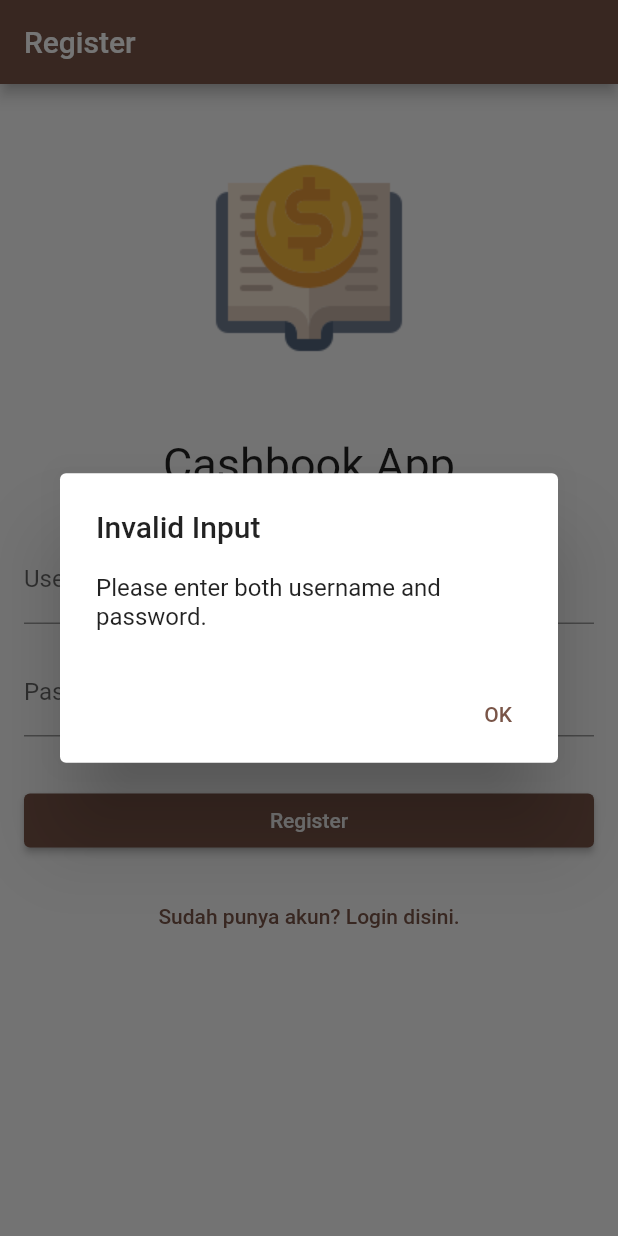
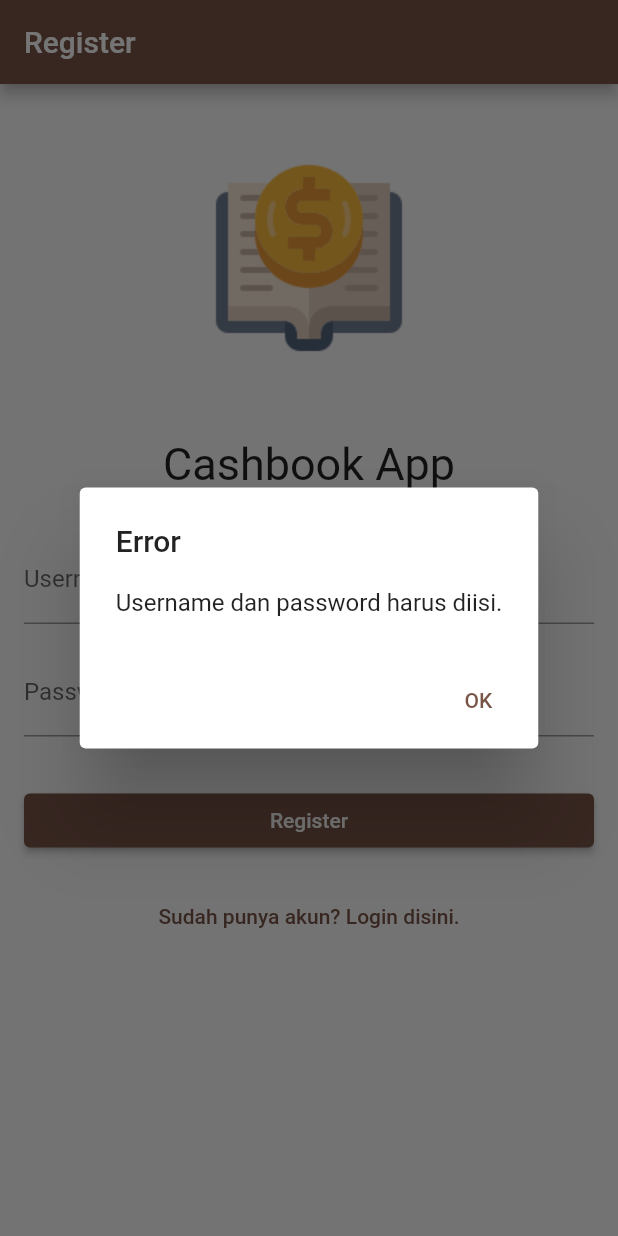
Before and after one commit to fikri-nur/cashbook_app, a Flutter app: the RegisterScreen screen opened directly, after a tap on "Register", on a phone screen of 412 x 824 dp. Run offline on Flutter 3.47's test engine with Material 2 defaults, Android fonts, the phone set to English and light mode, and no system bars; our stand-ins replace permission_handler, sqflite; accounts and stored records are empty.

Commit message:
validation input

```diff
--- a/lib/screens/login_screen.dart
+++ b/lib/screens/login_screen.dart
@@ -39,8 +39,8 @@ class _LoginScreenState extends State<LoginScreen> {
         context: context,
         builder: (context) {
           return AlertDialog(
-            title: Text('Authentication Failed'),
-            content: Text('Invalid username or password.'),
+            title: Text('Otentikasi gagal'),
+            content: Text('username atau password salah.'),
             actions: [
               TextButton(
                 onPressed: () {
--- a/lib/screens/register_screen.dart
+++ b/lib/screens/register_screen.dart
@@ -16,15 +16,37 @@ class _RegisterScreenState extends State<RegisterScreen> {
   void _registerUser() async {
     String username = _usernameController.text;
     String password = _passwordController.text;
-
+    int minLengthUsername = 4;
+    int minLengthPassword = 8;
     if (username.isEmpty || password.isEmpty) {
       // Menampilkan pesan jika input kosong
       showDialog(
         context: context,
         builder: (context) {
           return AlertDialog(
-            title: Text('Invalid Input'),
-            content: Text('Please enter both username and password.'),
+            title: Text('Error'),
+            content: Text('Username dan password harus diisi.'),
+            actions: [
+              TextButton(
+                onPressed: () {
+                  Navigator.pop(context);
+                },
+                child: Text('OK'),
+              ),
+            ],
+          );
+        },
+      );
+    } else if (username.length < minLengthUsername ||
+        password.length < minLengthPassword) {
+      // Menampilkan pesan jika jumlah karakter kurang dari yang diinginkan
+      showDialog(
+        context: context,
+        builder: (context) {
+          return AlertDialog(
+            title: Text('Error'),
+            content: Text(
+                'Username harus memiliki setidaknya $minLengthUsername karakter, dan password harus memiliki setidaknya $minLengthPassword karakter.'),
             actions: [
               TextButton(
                 onPressed: () {
@@ -106,7 +128,9 @@ class _RegisterScreenState extends State<RegisterScreen> {
                   height: 200,
                 ),
                 SizedBox(height: 20),
-                Text('Cashbook App', style: TextStyle(fontSize: 30), textAlign: TextAlign.center),
+                Text('Cashbook App',
+                    style: TextStyle(fontSize: 30),
+                    textAlign: TextAlign.center),
                 SizedBox(height: 30),
                 TextField(
                   controller: _usernameController,
```
